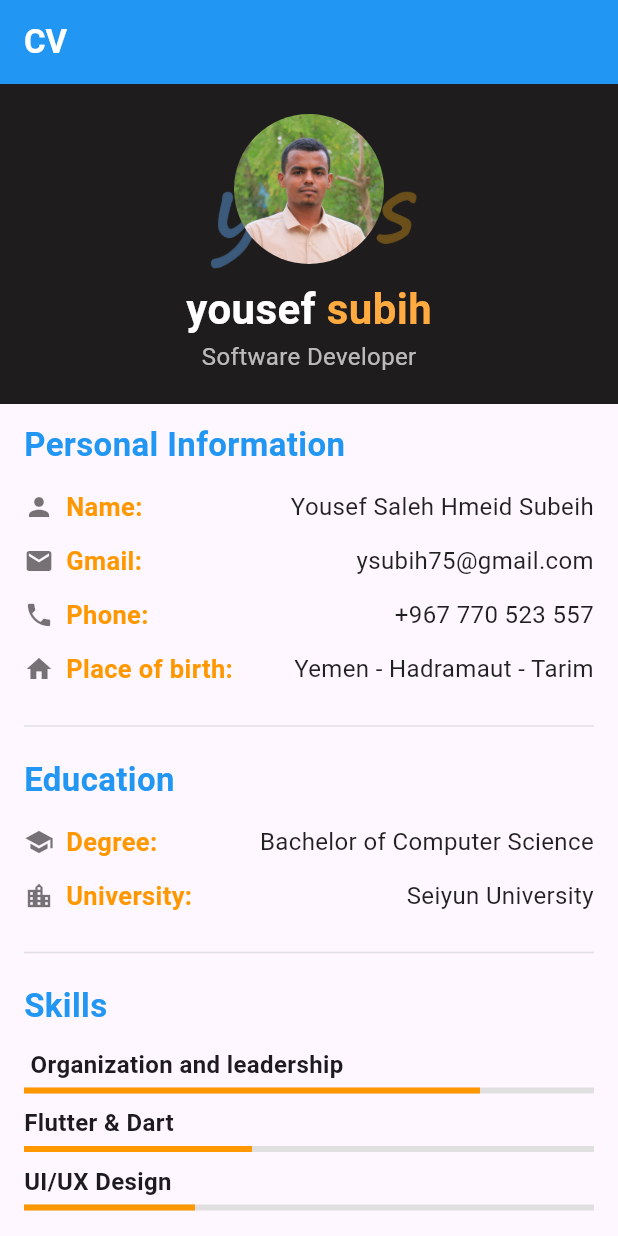
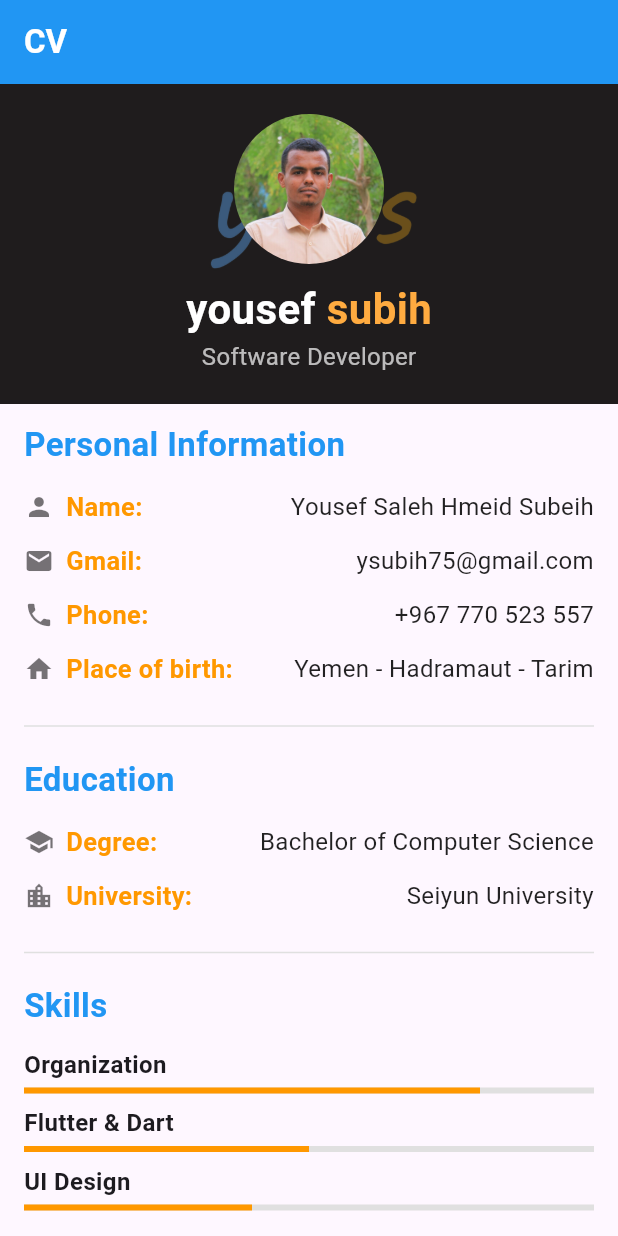
Before and after one commit to Yousefyshs/my-projects, a Flutter app: the screen it shows after launch, on a phone screen of 412 x 824 dp. Run offline on Flutter 3.47's test engine with Material 3 defaults, Android fonts, the phone set to English and light mode, and no system bars.

Commit message:
this is cv application

```diff
--- a/lib/main.dart
+++ b/lib/main.dart
@@ -26,9 +26,9 @@ class _ProfileAppState extends State<ProfileApp> {
         body: SingleChildScrollView(
           // استخدام التمرير لحل مشكلة تجاوز الشاشة
           child: Column(
-            crossAxisAlignment: CrossAxisAlignment.start, // لمحاذاة العناوين لليسار
+            crossAxisAlignment: CrossAxisAlignment.start,
             children: [
-              // القسم العلوي (البنر)
+              // --- القسم العلوي (البنر) ---
               Container(
                 width: double.infinity,
                 padding: EdgeInsets.all(20),
@@ -51,7 +51,7 @@ class _ProfileAppState extends State<ProfileApp> {
                           image: DecorationImage(
                             image: AssetImage('images/yshs.jpg'),
                             fit: BoxFit.cover,
-                            alignment: Alignment.topCenter, // جرب تغيير هذه لتركيز الوجه
+                            alignment: Alignment.topCenter,
                           )),
                     ),
                     SizedBox(height: 10),
@@ -77,7 +77,7 @@ class _ProfileAppState extends State<ProfileApp> {
                 ),
               ),
 
-              //  قسم المعلومات الشخصية
+              // --- قسم المعلومات الشخصية ---
               Padding(
                 padding:
                 const EdgeInsets.symmetric(horizontal: 16.0, vertical: 12.0),
@@ -194,9 +194,9 @@ class _ProfileAppState extends State<ProfileApp> {
                 ),
               ),
 
-              // --- الفاصل ---
+
               Divider(
-                thickness: 1, // سمك أقل
+                thickness: 1,
                 color: Colors.grey[300],
                 indent: 16,
                 endIndent: 16,
@@ -282,16 +282,16 @@ class _ProfileAppState extends State<ProfileApp> {
                             fontSize: 22,
                             color: Colors.blue,
                             fontWeight: FontWeight.bold)),
-                    SizedBox(height: 12), // مسافة أكبر قبل أول مهارة
+                    SizedBox(height: 12),
 
                     // -- مهارة Flutter --
-                    // يمكنك نسخ هذا الجزء وتكراره لكل مهارة
+
                     Padding(
                       padding: const EdgeInsets.only(bottom: 8.0),
                       child: Column(
                         crossAxisAlignment: CrossAxisAlignment.start,
                         children: [
-                          Text(" Organization and leadership", style: TextStyle(fontSize: 16, fontWeight: FontWeight.w600)),
+                          Text("Organization", style: TextStyle(fontSize: 16, fontWeight: FontWeight.w600)),
                           SizedBox(height: 4),
                           LinearProgressIndicator(
                             value: 0.8, // 80%
@@ -302,7 +302,7 @@ class _ProfileAppState extends State<ProfileApp> {
                       ),
                     ),
 
-                    // -- مهارة Firebase --
+
                     Padding(
                       padding: const EdgeInsets.only(bottom: 8.0),
                       child: Column(
@@ -311,7 +311,7 @@ class _ProfileAppState extends State<ProfileApp> {
                           Text("Flutter & Dart", style: TextStyle(fontSize: 16, fontWeight: FontWeight.w600)),
                           SizedBox(height: 4),
                           LinearProgressIndicator(
-                            value: 0.4, // 70%
+                            value: 0.5,
                             backgroundColor: Colors.grey[300],
                             valueColor: AlwaysStoppedAnimation<Color>(Colors.orange),
                           ),
@@ -319,16 +319,16 @@ class _ProfileAppState extends State<ProfileApp> {
                       ),
                     ),
 
-                    // -- مهارة UI/UX Design --
+                    // -- مهارة UI Design --
                     Padding(
                       padding: const EdgeInsets.only(bottom: 8.0),
                       child: Column(
                         crossAxisAlignment: CrossAxisAlignment.start,
                         children: [
-                          Text("UI/UX Design", style: TextStyle(fontSize: 16, fontWeight: FontWeight.w600)),
+                          Text("UI Design", style: TextStyle(fontSize: 16, fontWeight: FontWeight.w600)),
                           SizedBox(height: 4),
                           LinearProgressIndicator(
-                            value: 0.3, // 60%
+                            value: 0.4, // 60%
                             backgroundColor: Colors.grey[300],
                             valueColor: AlwaysStoppedAnimation<Color>(Colors.orange),
                           ),
@@ -338,7 +338,7 @@ class _ProfileAppState extends State<ProfileApp> {
                   ],
                 ),
               ),
-              // --- نهاية قسم المهارات ---
+
             ],
           ),
         ),
```
